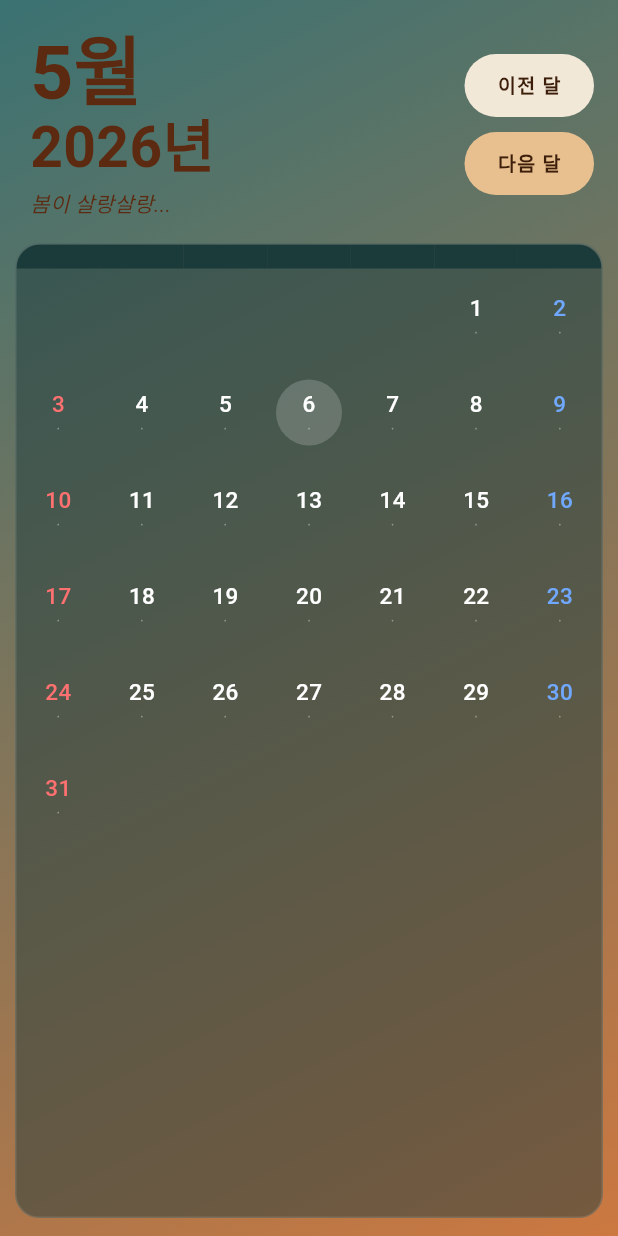
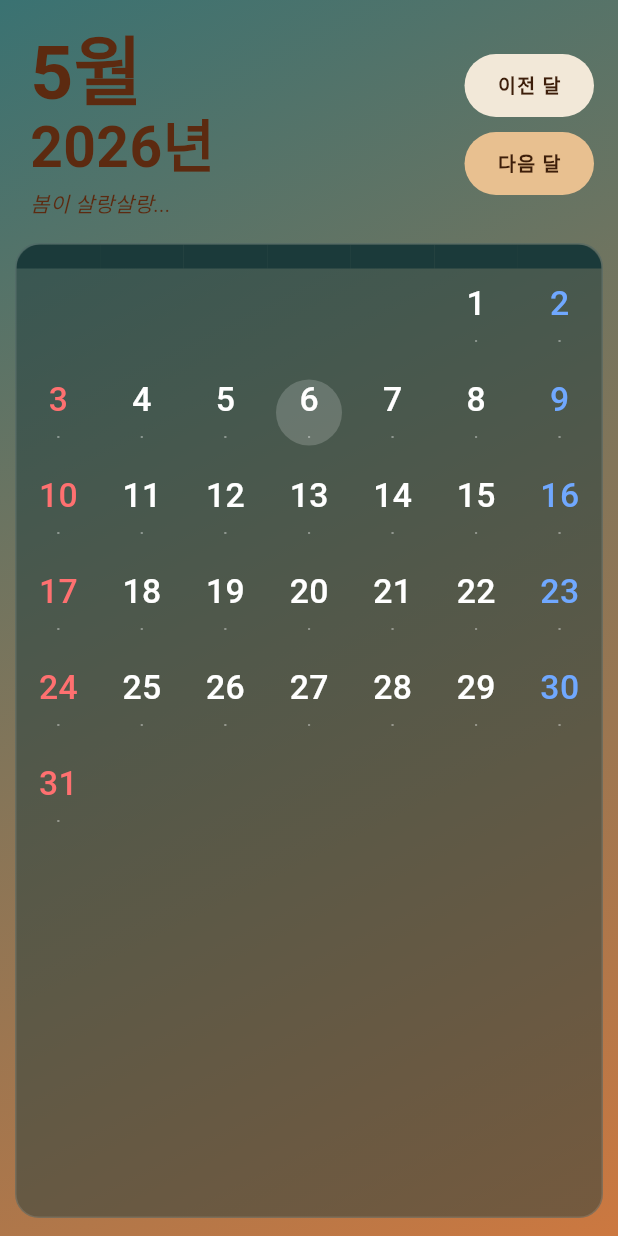
Before and after one commit to nannaya7/FLT_Smart_Calendar, a Flutter app: the screen it shows after launch, on a phone screen of 412 x 824 dp. Run offline on Flutter 3.47's test engine with Material 3 defaults, Android fonts, the phone set to English and light mode, and no system bars; drawn by our look-alikes of table_calendar; our stand-ins replace flutter_local_notifications, sqflite, timezone; missing offline and left inert: korean_lunar_utils; accounts and stored records are empty.

Commit message:
V.0.00.210

```diff
--- a/smart_calendar/lib/features/calendar/calendar_page.dart
+++ b/smart_calendar/lib/features/calendar/calendar_page.dart
@@ -347,7 +347,7 @@ class _CalendarPageState extends State<CalendarPage> {
               '${day.day}',
               style: TextStyle(
                 color: dayColor,
-                fontSize: 15,
+                fontSize: 22.5,
                 fontWeight: FontWeight.w500,
               ),
             ),
@@ -357,7 +357,7 @@ class _CalendarPageState extends State<CalendarPage> {
               subText,
               style: TextStyle(
                 color: subColor,
-                fontSize: 8,
+                fontSize: 12,
                 fontWeight: (info.isSpecial || info.holiday != null)
                     ? FontWeight.w600
                     : FontWeight.normal,
```
